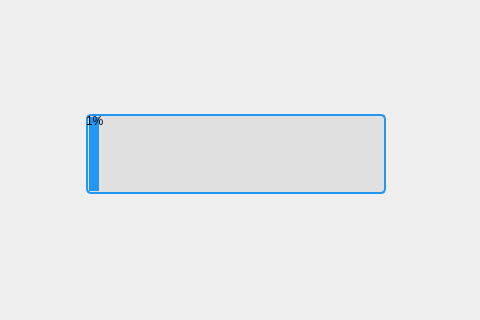
Before: the Qt Designer form gui/ui/main_window.ui in PMBB-Informatics-and-Genomics/NEAT-Plots, drawn with Qt 5; both pictures show x 525 to 1005 and y 278 to 598 of the 1135 by 891 pixel window.
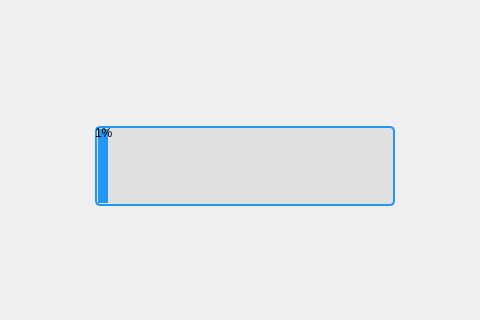
After: the same form once the commit is applied.

Commit message: Fixed errors on navigating between tabs and fixed ui bug for progress bar

Patch:
```diff
--- a/gui/ui/main_window.ui
+++ b/gui/ui/main_window.ui
@@ -1078,15 +1078,9 @@
         <property name="frameShadow">
          <enum>QFrame::Raised</enum>
         </property>
+        <layout class="QHBoxLayout" name="horizontalLayoutFrame">
+         <item>
         <widget class="QProgressBar" name="progressBarBlue">
-         <property name="geometry">
-          <rect>
-           <x>196</x>
-           <y>364</y>
-           <width>300</width>
-           <height>80</height>
-          </rect>
-         </property>
          <property name="minimumSize">
           <size>
            <width>300</width>
@@ -1115,6 +1109,8 @@
           <number>1</number>
          </property>
         </widget>
+         </item>
+        </layout>
        </widget>
       </item>
      </layout>
```
Lines whose indentation alone changed are shown as unchanged. The commit also changes 2 other files.
